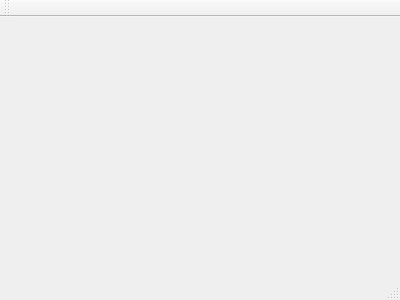
The window that testApp/mainwindow.ui (ThePowerfulProgrammer/CPPQtDevelopment) describes before a commit, drawn with Qt 5.
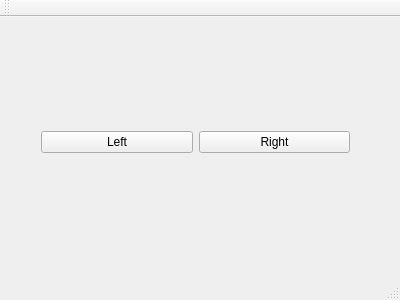
The same window after the commit.

Diff of the .ui file:
```diff
--- a/testApp/mainwindow.ui
+++ b/testApp/mainwindow.ui
@@ -12,13 +12,55 @@
   <property name="windowTitle" >
    <string>MainWindow</string>
   </property>
-  <widget class="QMenuBar" name="menuBar" />
-  <widget class="QToolBar" name="mainToolBar" />
-  <widget class="QWidget" name="centralWidget" />
-  <widget class="QStatusBar" name="statusBar" />
+  <widget class="QWidget" name="centralWidget">
+   <widget class="QWidget" name="horizontalLayoutWidget">
+    <property name="geometry">
+     <rect>
+      <x>30</x>
+      <y>50</y>
+      <width>331</width>
+      <height>151</height>
+     </rect>
+    </property>
+    <layout class="QHBoxLayout" name="horizontalLayout">
+     <item>
+      <widget class="QPushButton" name="pushButton_2">
+       <property name="text">
+        <string>Left</string>
+       </property>
+      </widget>
+     </item>
+     <item>
+      <widget class="QPushButton" name="pushButton">
+       <property name="text">
+        <string>Right</string>
+       </property>
+      </widget>
+     </item>
+    </layout>
+   </widget>
+  </widget>
+  <widget class="QMenuBar" name="menuBar">
+   <property name="geometry">
+    <rect>
+     <x>0</x>
+     <y>0</y>
+     <width>400</width>
+     <height>26</height>
+    </rect>
+   </property>
+  </widget>
+  <widget class="QToolBar" name="mainToolBar">
+   <attribute name="toolBarArea">
+    <enum>TopToolBarArea</enum>
+   </attribute>
+   <attribute name="toolBarBreak">
+    <bool>false</bool>
+   </attribute>
+  </widget>
+  <widget class="QStatusBar" name="statusBar"/>
  </widget>
- <layoutDefault spacing="6" margin="11" />
- <pixmapfunction></pixmapfunction>
+ <layoutdefault spacing="6" margin="11"/>
  <resources/>
  <connections/>
 </ui>
```
Left out of the diff: 7 changed lines with no effect on the pictures.
